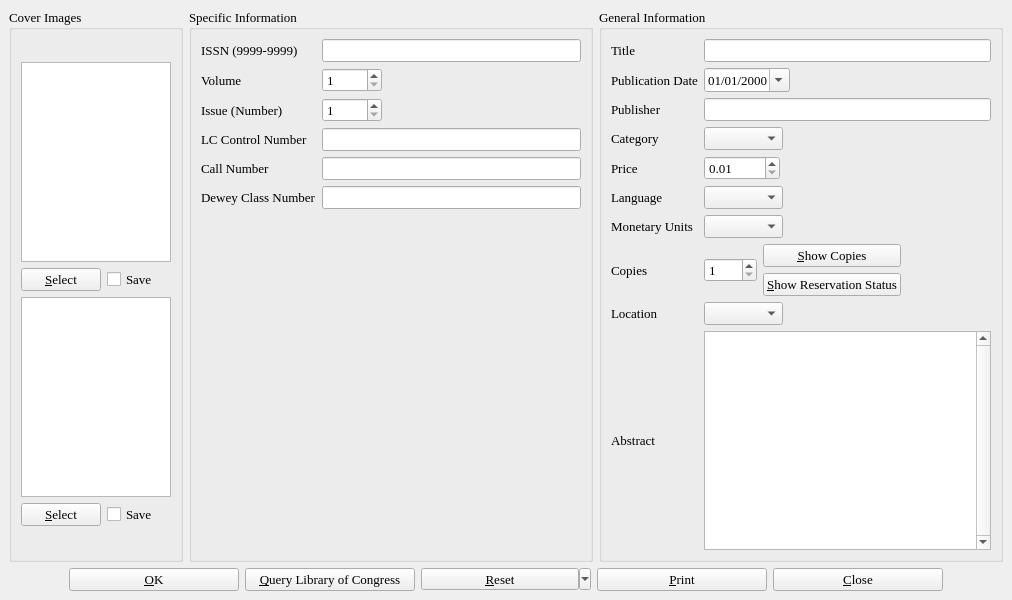
textbrowser/biblioteq, file maginfo.ui: the form before one commit.
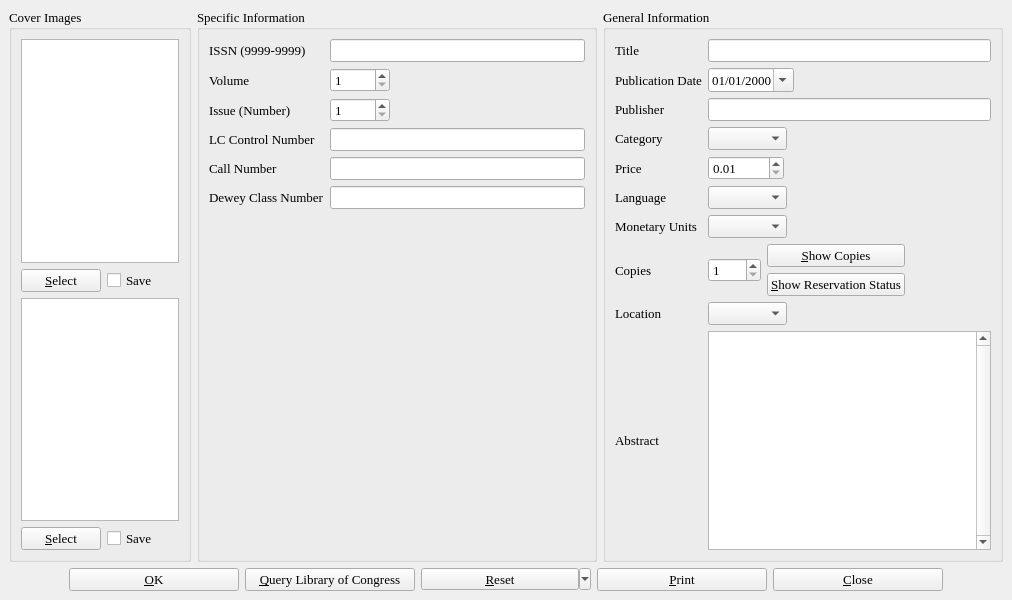
The form after the commit. Icons and pictures are not drawn.

Diff of the .ui file:
```diff
--- a/maginfo.ui
+++ b/maginfo.ui
@@ -30,29 +30,10 @@
      <layout class="QHBoxLayout" >
       <item>
        <widget class="QGroupBox" name="coverImages" >
-        <property name="sizePolicy" >
-         <sizepolicy vsizetype="Preferred" hsizetype="Fixed" >
-          <horstretch>0</horstretch>
-          <verstretch>0</verstretch>
-         </sizepolicy>
-        </property>
         <property name="title" >
          <string>Cover Images</string>
         </property>
         <layout class="QVBoxLayout" >
-         <item>
-          <spacer>
-           <property name="orientation" >
-            <enum>Qt::Vertical</enum>
-           </property>
-           <property name="sizeHint" >
-            <size>
-             <width>20</width>
-             <height>40</height>
-            </size>
-           </property>
-          </spacer>
-         </item>
          <item>
           <widget class="QGraphicsView" name="front_image" >
            <property name="minimumSize" >
@@ -61,12 +42,6 @@
              <height>200</height>
             </size>
            </property>
-           <property name="maximumSize" >
-            <size>
-             <width>150</width>
-             <height>200</height>
-            </size>
-           </property>
            <property name="toolTip" >
             <string>Front Cover Image</string>
            </property>
@@ -97,6 +72,19 @@
              </property>
             </widget>
            </item>
+           <item>
+            <spacer>
+             <property name="orientation" >
+              <enum>Qt::Horizontal</enum>
+             </property>
+             <property name="sizeHint" >
+              <size>
+               <width>40</width>
+               <height>20</height>
+              </size>
+             </property>
+            </spacer>
+           </item>
           </layout>
          </item>
          <item>
@@ -107,12 +95,6 @@
              <height>200</height>
             </size>
            </property>
-           <property name="maximumSize" >
-            <size>
-             <width>150</width>
-             <height>200</height>
-            </size>
-           </property>
            <property name="toolTip" >
             <string>Back Cover Image</string>
            </property>
@@ -140,20 +122,20 @@
              </property>
             </widget>
            </item>
-          </layout>
-         </item>
          <item>
           <spacer>
            <property name="orientation" >
-            <enum>Qt::Vertical</enum>
+              <enum>Qt::Horizontal</enum>
            </property>
            <property name="sizeHint" >
             <size>
-             <width>20</width>
-             <height>40</height>
+               <width>40</width>
+               <height>20</height>
             </size>
            </property>
           </spacer>
+           </item>
+          </layout>
          </item>
         </layout>
        </widget>
```
Lines whose indentation alone changed are shown as unchanged.
